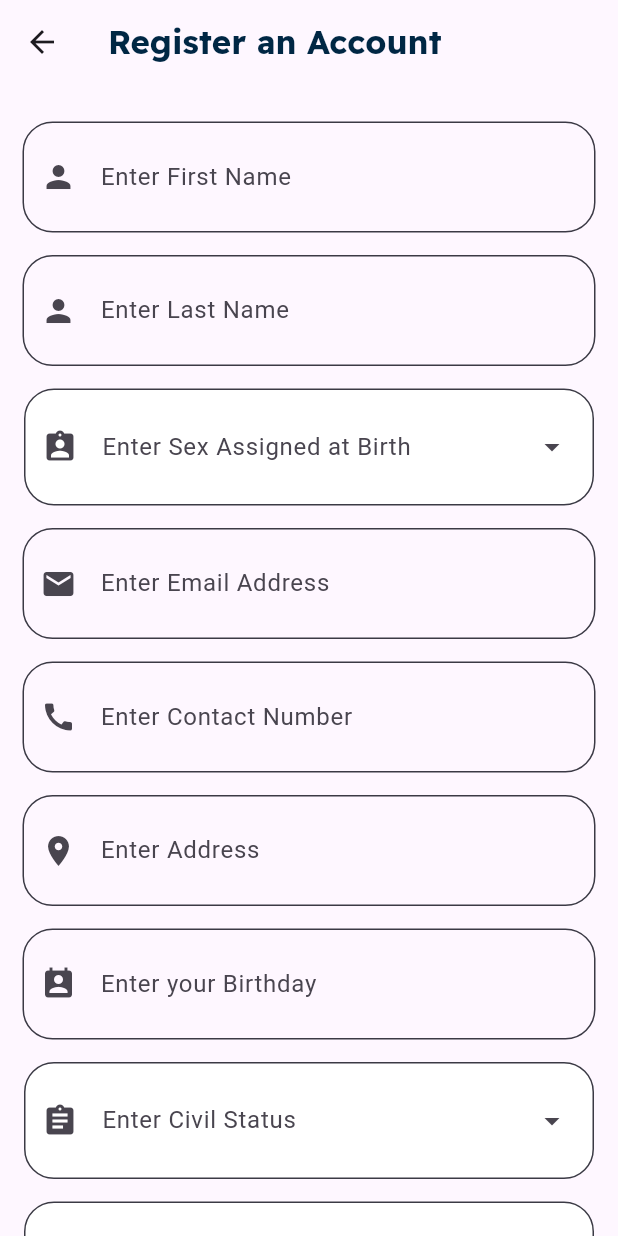
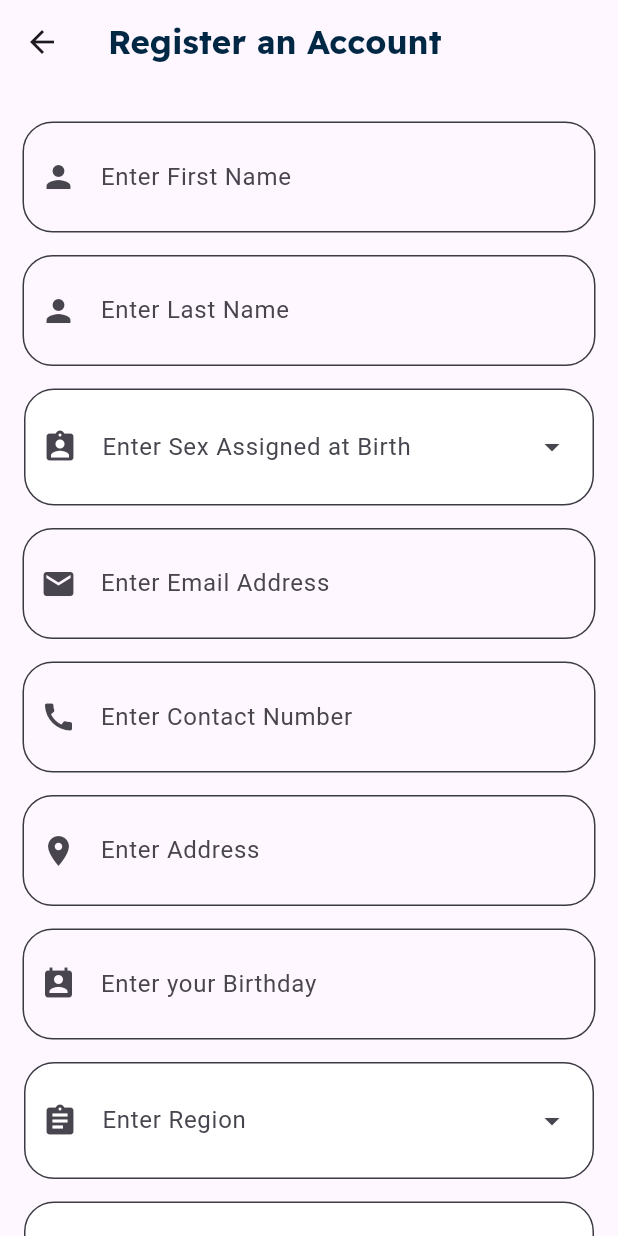
Before and after one commit to jirrroooo/FisherMapPH-Mobile-Application, a Flutter app: the RegisterScreen screen opened by its route, on a phone screen of 412 x 824 dp. Run offline on Flutter 3.47's test engine with Material 3 defaults, Android fonts, the phone set to English and light mode, and no system bars; our stand-ins replace bloc, flutter_bloc, flutter_local_notifications, flutter_map, flutter_secure_storage, geolocator and 3 more; missing offline and left inert: flutter_map_marker_popup; accounts and stored records are empty; network calls fail.

Commit message:
fix: region field in user

```diff
--- a/lib/features/auth/bloc/auth_bloc.dart
+++ b/lib/features/auth/bloc/auth_bloc.dart
@@ -89,6 +89,7 @@ class AuthBloc extends Bloc<AuthEvent, AuthState> {
         contact_number: event.contact_number,
         address: event.address,
         birthday: event.birthday,
+        region: event.region,
         civil_status: event.civil_status,
         user_type: event.user_type,
         fishing_vessel_type: event.fishing_vessel_type);
--- a/lib/features/auth/bloc/auth_event.dart
+++ b/lib/features/auth/bloc/auth_event.dart
@@ -24,6 +24,7 @@ final class AuthRegisterRequested extends AuthEvent {
   final String contact_number;
   final String address;
   final DateTime birthday;
+  final String region;
   final String civil_status;
   final String user_type;
   final String fishing_vessel_type;
@@ -38,6 +39,7 @@ final class AuthRegisterRequested extends AuthEvent {
       required this.contact_number,
       required this.address,
       required this.birthday,
+      required this.region,
       required this.civil_status,
       required this.user_type,
       required this.fishing_vessel_type});
--- a/lib/features/auth/models/enum.dart
+++ b/lib/features/auth/models/enum.dart
@@ -49,3 +49,26 @@ enum EmergencyType {
   const EmergencyType(this.label);
   final String label;
 }
+
+enum Region {
+  ilocos("Ilocos Region"),
+  cagayanValley("Cagayan Valley"),
+  centralLuzon("Central Luzon"),
+  calabarzon("CALABARZON"),
+  mimaropa("MIMAROPA"),
+  bicol("Bicol Region"),
+  westernVisayas("Western Visayas"),
+  centralVisayas("Central Visayas"),
+  easternVisayas("Eastern Visayas"),
+  zamboangaPeninsula("Zamboanga Peninsula"),
+  northernMindanao("Northern Mindanao"),
+  davao("Davao Region"),
+  soccsksargen("SOCCSKSARGEN"),
+  caraga("Caraga"),
+  bangsamoro("BARMM"),
+  ncr("National Capital Region"),
+  car("Cordillera Administrative Region");
+
+  const Region(this.label);
+  final String label;
+}
--- a/lib/features/auth/models/registerModel.dart
+++ b/lib/features/auth/models/registerModel.dart
@@ -11,6 +11,7 @@ class RegisterModel {
   final String contact_number;
   final String address;
   final DateTime birthday;
+  final String region;
   final String civil_status;
   final String user_type;
   final String fishing_vessel_type;
@@ -24,6 +25,7 @@ class RegisterModel {
     required this.contact_number,
     required this.address,
     required this.birthday,
+    required this.region,
     required this.civil_status,
     required this.user_type,
     required this.fishing_vessel_type,
@@ -39,6 +41,7 @@ class RegisterModel {
     String? contact_number,
     String? address,
     DateTime? birthday,
+    String? region,
     String? civil_status,
     String? user_type,
     String? fishing_vessel_type,
@@ -53,6 +56,7 @@ class RegisterModel {
       contact_number: contact_number ?? this.contact_number,
       address: address ?? this.address,
       birthday: birthday ?? this.birthday,
+      region: region ?? this.region,
       civil_status: civil_status ?? this.civil_status,
       user_type: user_type ?? this.user_type,
       fishing_vessel_type: fishing_vessel_type ?? this.fishing_vessel_type,
@@ -70,6 +74,7 @@ class RegisterModel {
       'contact_number': contact_number,
       'address': address,
       'birthday': birthday.millisecondsSinceEpoch,
+      'region': region,
       'civil_status': civil_status,
       'user_type': user_type,
       'fishing_vessel_type': fishing_vessel_type,
@@ -87,6 +92,7 @@ class RegisterModel {
       contact_number: map['contact_number'] as String,
       address: map['address'] as String,
       birthday: DateTime.fromMillisecondsSinceEpoch(map['birthday'] as int),
+      region: map['region'] as String,
       civil_status: map['civil_status'] as String,
       user_type: map['user_type'] as String,
       fishing_vessel_type: map['fishing_vessel_type'] as String,
@@ -100,7 +106,7 @@ class RegisterModel {
 
   @override
   String toString() {
-    return 'RegisterModel(first_name: $first_name, last_name: $last_name, sex: $sex, email_address: $email_address, password: $password, confirm_password: $confirm_password, contact_number: $contact_number, address: $address, birthday: $birthday, civil_status: $civil_status, user_type: $user_type, fishing_vessel_type: $fishing_vessel_type)';
+    return 'RegisterModel(first_name: $first_name, last_name: $last_name, sex: $sex, email_address: $email_address, password: $password, confirm_password: $confirm_password, contact_number: $contact_number, address: $address, birthday: $birthday, region: $region, civil_status: $civil_status, user_type: $user_type, fishing_vessel_type: $fishing_vessel_type)';
   }
 
   @override
@@ -116,6 +122,7 @@ class RegisterModel {
         other.contact_number == contact_number &&
         other.address == address &&
         other.birthday == birthday &&
+        other.region == region &&
         other.civil_status == civil_status &&
         other.user_type == user_type &&
         other.fishing_vessel_type == fishing_vessel_type;
@@ -132,6 +139,7 @@ class RegisterModel {
         contact_number.hashCode ^
         address.hashCode ^
         birthday.hashCode ^
+        region.hashCode ^
         civil_status.hashCode ^
         user_type.hashCode ^
         fishing_vessel_type.hashCode;
--- a/lib/features/auth/repository/auth_repository.dart
+++ b/lib/features/auth/repository/auth_repository.dart
@@ -28,6 +28,7 @@ class AuthRepository {
       'password': register.password,
       'contact_number': register.contact_number,
       'address': register.address,
+      'region': register.region,
       'birthday': register.birthday.toString(),
       'civil_status': register.civil_status,
       'user_type': register.user_type,
--- a/lib/features/auth/screens/register_screen.dart
+++ b/lib/features/auth/screens/register_screen.dart
@@ -23,6 +23,7 @@ class _RegisterScreenState extends State<RegisterScreen> {
   final addressController = TextEditingController();
   final birthdayController = TextEditingController();
   final civilStatusController = TextEditingController();
+  final regionController = TextEditingController();
   final fishingVesselTypeController = TextEditingController();
   final sexController = TextEditingController();
   final passwordController1 = TextEditingController();
@@ -53,6 +54,7 @@ class _RegisterScreenState extends State<RegisterScreen> {
     var _selectedVesselType;
     var _selectedCivilStatus;
     var _selectedSex;
+    var _selectedRegion;
 
     const fieldGap = 15.0;
 
@@ -201,6 +203,47 @@ class _RegisterScreenState extends State<RegisterScreen> {
                   ),
                   hintText: "Enter your Birthday",
                 ),
+              ),
+              SizedBox(height: fieldGap),
+              DropdownMenu<Region>(
+                width: 380,
+                leadingIcon: Icon(Icons.assignment),
+                enableSearch: true,
+                controller: regionController,
+                enableFilter: false,
+                requestFocusOnTap: true,
+                hintText: "Enter Region",
+                onSelected: (Region? region) {
+                  setState(() {
+                    _selectedRegion = region;
+                  });
+                },
+                inputDecorationTheme: InputDecorationTheme(
+                  fillColor: Colors.white,
+                  filled: true,
+                  contentPadding: const EdgeInsets.all(27),
+                  enabledBorder: OutlineInputBorder(
+                    borderSide: const BorderSide(
+                      color: Color.fromRGBO(59, 58, 69, 1),
+                      width: 1,
+                    ),
+                    borderRadius: BorderRadius.circular(20),
+                  ),
+                  focusedBorder: OutlineInputBorder(
+                    borderSide: const BorderSide(
+                      color: Color.fromRGBO(0, 0, 0, 0.498),
+                      width: 3,
+                    ),
+                    borderRadius: BorderRadius.circular(20),
+                  ),
+                ),
+                dropdownMenuEntries:
+                    Region.values.map<DropdownMenuEntry<Region>>(
+                  (Region region) {
+                    return DropdownMenuEntry<Region>(
+                        value: region, label: region.label, enabled: true);
+                  },
+                ).toList(),
               ),
               SizedBox(height: fieldGap),
               DropdownMenu<CivilStatus>(
@@ -382,6 +425,7 @@ class _RegisterScreenState extends State<RegisterScreen> {
                             address: addressController.text.trim(),
                             birthday: serializeBirthday(
                                 birthdayController.text.trim()),
+                            region: regionController.text.trim(),
                             civil_status:
                                 civilStatusController.text.trim().toLowerCase(),
                             fishing_vessel_type: fishingVesselTypeController
--- a/lib/features/homepage/screens/home_screen.dart
+++ b/lib/features/homepage/screens/home_screen.dart
@@ -347,7 +347,6 @@ class _HomeScreenState extends State<HomeScreen> {
                   if (data.length == 0) {
                     return Column(
                       children: [
-                        Text("test"),
                         Row(
                           mainAxisAlignment: MainAxisAlignment.spaceBetween,
                           children: [
--- a/lib/features/profile/bloc/profile_bloc.dart
+++ b/lib/features/profile/bloc/profile_bloc.dart
@@ -36,6 +36,7 @@ class ProfileBloc extends Bloc<ProfileEvent, ProfileState> {
         email_address: event.email_address,
         contact_number: event.contact_number,
         address: event.address,
+        region: event.region,
         birthday: event.birthday,
         civil_status: event.civil_status,
         isAuthenticated: event.isAuthenticated,
--- a/lib/features/profile/bloc/profile_event.dart
+++ b/lib/features/profile/bloc/profile_event.dart
@@ -12,6 +12,7 @@ final class ProfileUpdateRequested extends ProfileEvent {
   final String email_address;
   final String contact_number;
   final String address;
+  final String region;
   final DateTime birthday;
   final bool isAuthenticated;
   final String civil_status;
@@ -27,6 +28,7 @@ final class ProfileUpdateRequested extends ProfileEvent {
       required this.createdAt,
       required this.contact_number,
       required this.address,
+      required this.region,
       required this.birthday,
       required this.civil_status,
       required this.fishing_vessel_type});
--- a/lib/features/profile/model/profile_model.dart
+++ b/lib/features/profile/model/profile_model.dart
@@ -1,3 +1,4 @@
+// ignore_for_file: public_member_api_docs, sort_constructors_first
 import 'dart:convert';
 
 class ProfileModel {
@@ -12,6 +13,7 @@ class ProfileModel {
   final bool isAuthenticated;
   final String fishing_vessel_type;
   final DateTime createdAt;
+  final String region;
   ProfileModel({
     required this.first_name,
     required this.last_name,
@@ -24,6 +26,7 @@ class ProfileModel {
     required this.isAuthenticated,
     required this.fishing_vessel_type,
     required this.createdAt,
+    required this.region,
   });
 
   ProfileModel copyWith({
@@ -38,6 +41,7 @@ class ProfileModel {
     bool? isAuthenticated,
     String? fishing_vessel_type,
     DateTime? createdAt,
+    String? region,
   }) {
     return ProfileModel(
       first_name: first_name ?? this.first_name,
@@ -51,6 +55,7 @@ class ProfileModel {
       isAuthenticated: isAuthenticated ?? this.isAuthenticated,
       fishing_vessel_type: fishing_vessel_type ?? this.fishing_vessel_type,
       createdAt: createdAt ?? this.createdAt,
+      region: region ?? this.region,
     );
   }
 
@@ -67,6 +72,7 @@ class ProfileModel {
       'isAuthenticated': isAuthenticated,
       'fishing_vessel_type': fishing_vessel_type,
       'createdAt': createdAt.millisecondsSinceEpoch,
+      'region': region,
     };
   }
 
@@ -83,6 +89,7 @@ class ProfileModel {
       isAuthenticated: map['isAuthenticated'] as bool,
       fishing_vessel_type: map['fishing_vessel_type'] as String,
       createdAt: DateTime.fromMillisecondsSinceEpoch(map['createdAt'] as int),
+      region: map['region'] as String,
     );
   }
 
@@ -93,7 +100,7 @@ class ProfileModel {
 
   @override
   String toString() {
-    return 'ProfileModel(first_name: $first_name, last_name: $last_name, sex: $sex, email_address: $email_address, contact_number: $contact_number, address: $address, birthday: $birthday, civil_status: $civil_status, isAuthenticated: $isAuthenticated, fishing_vessel_type: $fishing_vessel_type, createdAt: $createdAt)';
+    return 'ProfileModel(first_name: $first_name, last_name: $last_name, sex: $sex, email_address: $email_address, contact_number: $contact_number, address: $address, birthday: $birthday, civil_status: $civil_status, isAuthenticated: $isAuthenticated, fishing_vessel_type: $fishing_vessel_type, createdAt: $createdAt, region: $region)';
   }
 
   @override
@@ -110,7 +117,8 @@ class ProfileModel {
         other.civil_status == civil_status &&
         other.isAuthenticated == isAuthenticated &&
         other.fishing_vessel_type == fishing_vessel_type &&
-        other.createdAt == createdAt;
+        other.createdAt == createdAt &&
+        other.region == region;
   }
 
   @override
@@ -125,6 +133,7 @@ class ProfileModel {
         civil_status.hashCode ^
         isAuthenticated.hashCode ^
         fishing_vessel_type.hashCode ^
-        createdAt.hashCode;
+        createdAt.hashCode ^
+        region.hashCode;
   }
 }
--- a/lib/features/profile/repository/profile_repository.dart
+++ b/lib/features/profile/repository/profile_repository.dart
@@ -28,6 +28,7 @@ class ProfileRepository {
         email_address: data["email_address"],
         contact_number: data["contact_number"],
         address: data["address"],
+        region: data["region"],
         birthday: DateTime.parse(data["birthday"]),
         civil_status: data["civil_status"],
         isAuthenticated: data["isAuthenticated"],
@@ -54,6 +55,7 @@ class ProfileRepository {
           "birthday": data.birthday.toIso8601String(),
           "civil_status": data.civil_status,
           "fishing_vessel_type": data.fishing_vessel_type,
+          "region": data.region
         });
 
     var res = jsonDecode(response.body);
```
Also changed, not shown: lib/features/profile/screens/profile_screen.dart (+53 -0 lines), lib/features/prompt_page/register_success_screen.dart (+5 -2 lines), lib/features/sea_map/screens/sea_map_screen.dart (+5 -4 lines).
